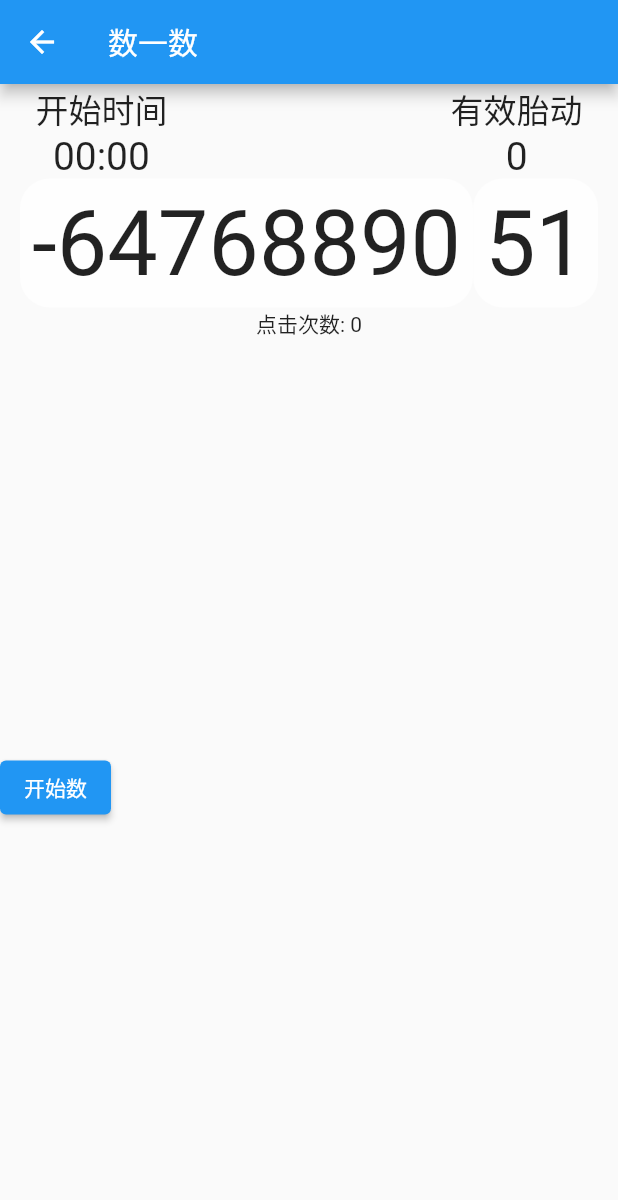
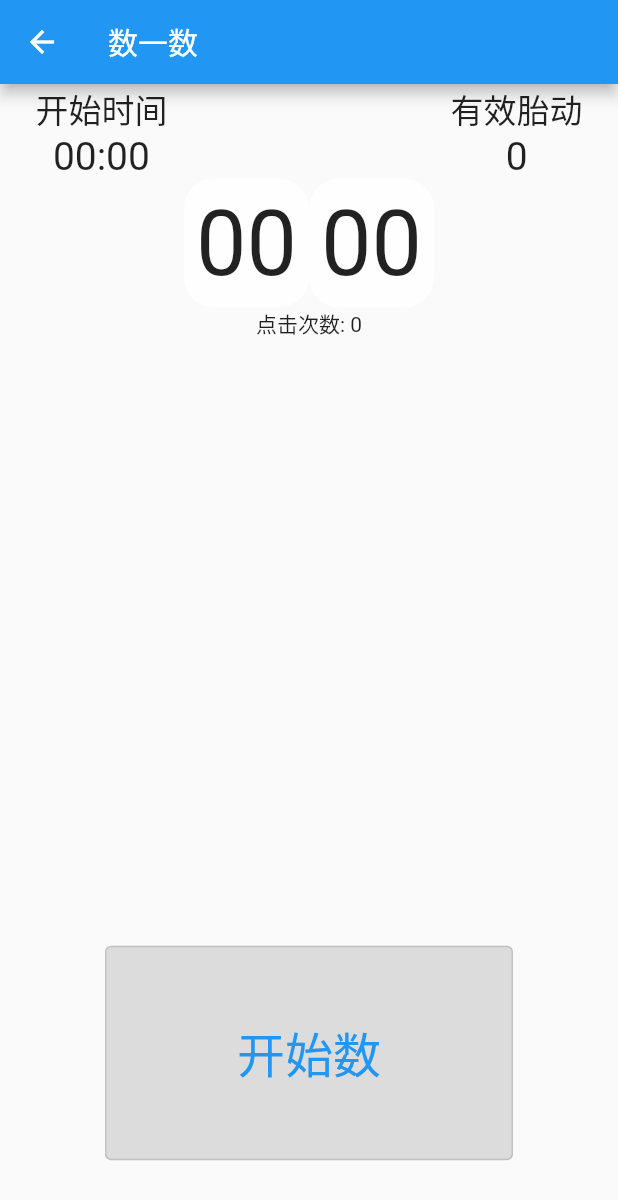
Before and after one commit to lostsquirrel/fetal_movement_counter, a Flutter app: the CounterView screen opened by its route, on a phone screen of 412 x 824 dp. Shown: the top 1200 px of the screen. Run offline on Flutter 3.47's test engine with Material 2 defaults, Android fonts, the phone set to English and light mode, and no system bars; our stand-ins replace package_info_plus, sqflite; accounts and stored records are empty.

Commit message:
实现数胎动页面基础功能

```diff
--- a/lib/counter_view.dart
+++ b/lib/counter_view.dart
@@ -2,7 +2,7 @@ import 'dart:async';
 
 import 'package:flutter/material.dart';
 
-import 'counter_service.dart';
+import 'counter_service.dart' as counter_service;
 import 'models/counter_model.dart';
 
 class CounterView extends StatefulWidget {
@@ -13,9 +13,14 @@ class CounterView extends StatefulWidget {
 }
 
 class _CounterViewState extends State<CounterView> {
-  CounterModel counterModel = CounterModel([]);
+  // CounterModel counterModel = CounterModel([]);
 
   late int jobInSeconds = 0;
+
+  late int count = 0;
+  late int total = 0;
+  late bool hasJob = false;
+  late DateTime startTime = CounterModel.markerDate;
 
   int get jobShowMinute {
     return jobInSeconds ~/ 60;
@@ -25,6 +30,9 @@ class _CounterViewState extends State<CounterView> {
     return jobInSeconds % 60;
   }
 
+  bool get finishedJob =>
+      startTime != CounterModel.markerDate &&
+      DateTime.now().difference(startTime).inHours > 1;
   late Timer countDown;
 
   @override
@@ -35,17 +43,24 @@ class _CounterViewState extends State<CounterView> {
         if (jobInSeconds <= 0) {
           countDown.cancel();
         }
-        jobInSeconds -= 1;
+        jobInSeconds = jobInSeconds > 0 ? jobInSeconds - 1 : 0;
       });
     });
-    getCounter().then((value) {
+    counter_service.getCounter().then((CounterModel value) {
       setState(() {
-        counterModel = value;
+        // counterModel = value;
+        count = value.count;
+        total = value.total;
+        hasJob = value.hasJob;
+        startTime = value.startTime;
+        if (startTime == CounterModel.markerDate) {
+          jobInSeconds = 0;
+        } else {
           jobInSeconds = value.startTime
               .add(const Duration(hours: 1))
               .difference(DateTime.now())
               .inSeconds;
-        countDown;
+        }
       });
     });
   }
@@ -64,50 +79,66 @@ class _CounterViewState extends State<CounterView> {
         children: [
           _buildHeadRow(),
           _buildCountdown(),
-          Text("点击次数: ${counterModel.total}"),
-          Expanded(
-            child: Container(
-              child: _buildButtons(),
+          Text("点击次数: $total"),
+          const Spacer(
+            flex: 8,
           ),
-          ),
+          _buildButtons(),
+          const Spacer(),
         ],
       ),
     );
   }
 
-  Row _buildButtons() {
-    var btStart = ElevatedButton(
-      child: const Text("开始数"),
-      onPressed: () {
-        start().then((_) {
-          getCounter().then((value) {
+  Widget _buildButtons() {
+    var messages = ["开始数", "动了", "完成"];
+    var handlers = [
+      () {
+        counter_service.start().then((_) {
+          counter_service.getCounter().then((value) {
             setState(() {
-              counterModel = value;
+              total = value.total;
+              hasJob = value.hasJob;
+              startTime = value.startTime;
             });
           });
         });
       },
-    );
-    var btCount = ElevatedButton(
-        onPressed: () {
-          count().then((_) {
-            getCounter().then((value) {
+      () {
+        counter_service.count().then((_) {
+          counter_service.getCounter().then((value) {
             setState(() {
-                counterModel = value;
+              count = value.count;
+              total = value.total;
             });
           });
         });
       },
-        child: const Text("动了"));
-    return Row(
-      children: [
-        if (counterModel.hasJob) btCount else btStart,
-      ],
+      () {}
+    ];
+
+    var x = finishedJob
+        ? 2
+        : hasJob
+            ? 1
+            : 0;
+    return OutlinedButton(
+      onPressed: handlers[x],
+      style: OutlinedButton.styleFrom(
+          backgroundColor: Colors.black12,
+          // maximumSize: Size.fromWidth(64),
+          // minimumSize: Size(64, 32),
+          textStyle: const TextStyle(fontSize: 32)),
+      child: Container(
+        padding: const EdgeInsets.fromLTRB(72, 48, 72, 48),
+        // margin: EdgeInsets.fromLTRB(32, 0, 32, 64),
+        child: Text(messages[x]),
+      ),
     );
   }
 
   Row _buildHeadRow() {
-    var start = counterModel.startTime;
+    var start = this.startTime;
     var styleKey = const TextStyle(fontSize: 22);
     var styleVal = const TextStyle(fontSize: 26);
     var startTime =
@@ -139,7 +170,7 @@ class _CounterViewState extends State<CounterView> {
               style: styleKey,
             ),
             Text(
-              "${counterModel.count}",
+              "$count",
               style: styleVal,
             ),
           ],
--- a/lib/main.dart
+++ b/lib/main.dart
@@ -22,10 +22,10 @@ class MyApp extends StatelessWidget {
   Widget build(BuildContext context) {
     return MaterialApp(
       title: '数胎动',
-      initialRoute: "/init",
+      initialRoute: CounterView.routeName,
       routes: {
         CounterView.routeName: (context) => const CounterView(),
-        InitView.routeName: (context) => const InitView(),
+        ExpectedDate.routeName: (context) => const ExpectedDate(),
         HomeView.routeName: (context) => const HomeView(),
       },
       localizationsDelegates: const [
--- a/lib/models/counter_model.dart
+++ b/lib/models/counter_model.dart
@@ -12,12 +12,12 @@ class CounterModel {
   late int count;
   late int total;
   var countPoint = 12;
-  final _markerDate = DateTime(1900, 1, 1);
+  static final markerDate = DateTime(1900, 1, 1);
   bool get hasJob => total > 0;
   Map<int, List<DateTime>> countDetail = {};
   CounterModel(List<Map<String, dynamic>> items) {
     if (items.isEmpty) {
-      startTime = _markerDate;
+      startTime = markerDate;
       count = 0;
       total = 0;
       return;
@@ -28,7 +28,7 @@ class CounterModel {
       orElse: () => {},
     );
     if (first.isEmpty) {
-      startTime = _markerDate;
+      startTime = markerDate;
       count = 0;
       total = 0;
       return;
```
Also changed, not shown: lib/home_view.dart (+11 -11 lines), lib/init_view.dart (+5 -5 lines), 1 other file. Lines whose indentation alone changed are shown as unchanged.
